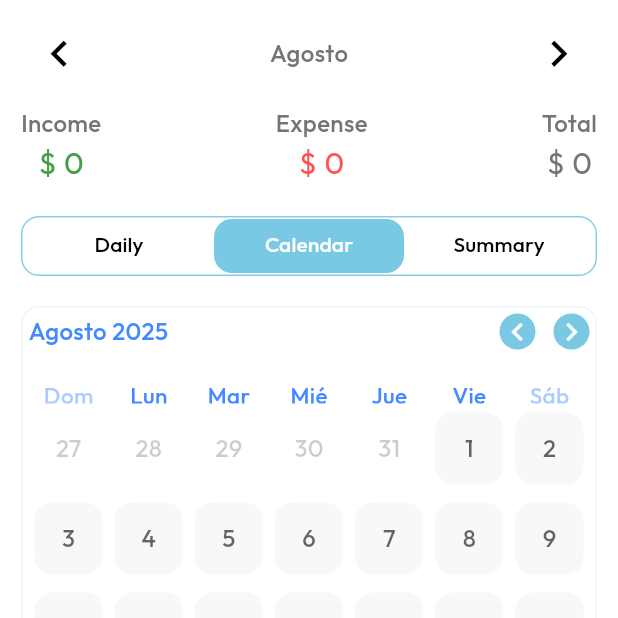
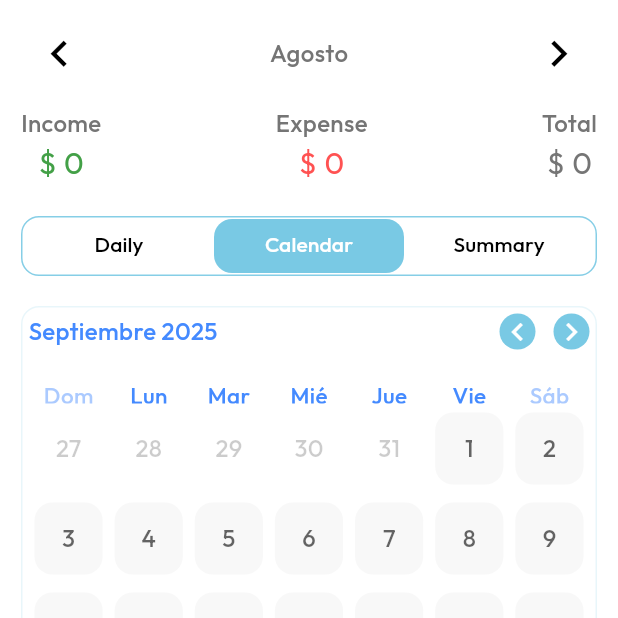
Before and after one commit to DrkDsk/FlutterMoneyManager, a Flutter app: the HomeScreen screen opened directly, after a tap on the "keyboard arrow left" icon, after a tap on the "keyboard arrow right" icon, after a tap on the "keyboard arrow left" icon, on a phone screen of 412 x 824 dp, the top half of it. Run offline on Flutter 3.47's test engine with Material 3 defaults, Android fonts, the phone set to English and light mode, and no system bars; drawn by our look-alikes of table_calendar; our stand-ins replace bloc, dartz, equatable, fl_chart, flutter_bloc, flutter_svg and 4 more; accounts and stored records are empty.

Commit message:
feat: title calendar implemented

```diff
--- a/lib/src/core/shared/widgets/body_calendar.dart
+++ b/lib/src/core/shared/widgets/body_calendar.dart
@@ -60,6 +60,15 @@ class _BodyCalendarState extends State<BodyCalendar> {
     _transactionsBloc.add(FilterTransactionsByDay(selectedDate));
   }
 
+  void onPageChanged(DateTime focusedDay) {
+    final titleCalendar = "${focusedDay.monthName} ${focusedDay.year}";
+    final monthIndex = focusedDay.month;
+    _calendarBloc.add(UpdateTitleCalendar(titleCalendar: titleCalendar));
+    _calendarBloc.add(UpdateFocusedDate(focusedDate: focusedDay));
+    _transactionsBloc.add(UpdateMonth(monthIndex: monthIndex));
+    _transactionsBloc.add(LoadTransactionsByMonth(monthIndex: monthIndex));
+  }
+
   @override
   Widget build(BuildContext context) {
     final theme = Theme.of(context);
@@ -69,7 +78,7 @@ class _BodyCalendarState extends State<BodyCalendar> {
         return Column(
           children: [
             HeaderCalendar(
-                focusedDate: state.focusedDate,
+                titleCalendar: state.titleCalendar,
                 onLeftTap: () => onLeftTap(date: state.focusedDate),
                 onRightTap: () => onRighTap(date: state.focusedDate)),
             const SizedBox(height: 20),
@@ -85,6 +94,7 @@ class _BodyCalendarState extends State<BodyCalendar> {
               onDayLongPressed: (selectedDay, focusedDay) {},
               calendarFormat: CalendarFormat.month,
               onDaySelected: onDaySelected,
+              onPageChanged: onPageChanged,
               daysOfWeekStyle: DaysOfWeekStyle(
                 dowTextFormatter: (date, locale) {
                   return date.dayName.substring(0, 3);
--- a/lib/src/core/shared/widgets/header_calendar.dart
+++ b/lib/src/core/shared/widgets/header_calendar.dart
@@ -1,19 +1,16 @@
 import 'package:flutter/material.dart';
 import 'package:flutter_money_manager/src/core/colors/app_colors.dart';
-import 'package:flutter_money_manager/src/core/extensions/datetime_extension.dart';
 
 class HeaderCalendar extends StatelessWidget {
+  const HeaderCalendar(
+      {super.key,
+      required this.onLeftTap,
+      required this.onRightTap,
+      required this.titleCalendar});
 
-  const HeaderCalendar({
-    super.key,
-    required DateTime focusedDate,
-    required this.onLeftTap,
-    required this.onRightTap,
-  }) : _focusedDate = focusedDate;
-
-  final DateTime _focusedDate;
   final VoidCallback onLeftTap;
   final VoidCallback onRightTap;
+  final String titleCalendar;
 
   @override
   Widget build(BuildContext context) {
@@ -23,8 +20,9 @@ class HeaderCalendar extends StatelessWidget {
       mainAxisAlignment: MainAxisAlignment.spaceBetween,
       children: [
         Text(
-          '${_focusedDate.monthName } ${_focusedDate.year}',
-          style: theme.textTheme.bodyMedium?.copyWith(color: theme.colorScheme.secondary),
+          titleCalendar,
+          style: theme.textTheme.bodyMedium
+              ?.copyWith(color: theme.colorScheme.secondary),
         ),
         Row(
           children: [
@@ -32,10 +30,9 @@ class HeaderCalendar extends StatelessWidget {
               onTap: onLeftTap,
               child: Container(
                 decoration: BoxDecoration(
-                    color: AppColors.turquoise,
-                    shape: BoxShape.circle
-                ),
-                child: const Icon(Icons.keyboard_arrow_left_outlined, color: Colors.white),
+                    color: AppColors.turquoise, shape: BoxShape.circle),
+                child: const Icon(Icons.keyboard_arrow_left_outlined,
+                    color: Colors.white),
               ),
             ),
             const SizedBox(width: 12),
@@ -43,10 +40,9 @@ class HeaderCalendar extends StatelessWidget {
               onTap: onRightTap,
               child: Container(
                 decoration: BoxDecoration(
-                    color: AppColors.turquoise,
-                    shape: BoxShape.circle
-                ),
-                child: const Icon(Icons.keyboard_arrow_right_outlined, color: Colors.white),
+                    color: AppColors.turquoise, shape: BoxShape.circle),
+                child: const Icon(Icons.keyboard_arrow_right_outlined,
+                    color: Colors.white),
               ),
             )
           ],
--- a/lib/src/features/transaction/ui/fetch/blocs/calendar/calendar_bloc.dart
+++ b/lib/src/features/transaction/ui/fetch/blocs/calendar/calendar_bloc.dart
@@ -6,6 +6,7 @@ class CalendarBloc extends Bloc<CalendarEvent, CalendarState> {
   CalendarBloc() : super(CalendarState.initial()) {
     on<UpdateFocusedDate>(updateFocusedDate);
     on<UpdateSelectedDate>(updateSelectedDate);
+    on<UpdateTitleCalendar>(updateTitleCalendar);
   }
 
   Future<void> updateFocusedDate(
@@ -21,4 +22,11 @@ class CalendarBloc extends Bloc<CalendarEvent, CalendarState> {
 
     emit(state.copyWith(selectedDate: date));
   }
+
+  Future<void> updateTitleCalendar(
+      UpdateTitleCalendar event, Emitter<CalendarState> emit) async {
+    final titleCalendar = event.titleCalendar;
+
+    emit(state.copyWith(titleCalendar: titleCalendar));
+  }
 }
--- a/lib/src/features/transaction/ui/fetch/blocs/calendar/calendar_event.dart
+++ b/lib/src/features/transaction/ui/fetch/blocs/calendar/calendar_event.dart
@@ -21,3 +21,12 @@ class UpdateSelectedDate extends CalendarEvent with EquatableMixin {
   @override
   List<Object?> get props => [selectedDate];
 }
+
+class UpdateTitleCalendar extends CalendarEvent with EquatableMixin {
+  final String titleCalendar;
+
+  const UpdateTitleCalendar({required this.titleCalendar});
+
+  @override
+  List<Object?> get props => [titleCalendar];
+}
--- a/lib/src/features/transaction/ui/fetch/blocs/calendar/calendar_state.dart
+++ b/lib/src/features/transaction/ui/fetch/blocs/calendar/calendar_state.dart
@@ -1,31 +1,38 @@
 import 'package:equatable/equatable.dart';
+import 'package:flutter_money_manager/src/core/extensions/datetime_extension.dart';
 
 class CalendarState with EquatableMixin {
   final DateTime focusedDate;
   final DateTime firstDate;
   final DateTime lastDate;
   final DateTime selectedDate;
+  final String titleCalendar;
 
   const CalendarState(
       {required this.focusedDate,
       required this.firstDate,
       required this.lastDate,
+      required this.titleCalendar,
       required this.selectedDate});
 
   @override
-  List<Object> get props => [focusedDate, firstDate, lastDate, selectedDate];
+  List<Object> get props =>
+      [focusedDate, firstDate, lastDate, selectedDate, titleCalendar];
 
   factory CalendarState.initial() {
-    final defaulDate = DateTime.now();
+    final defaultDate = DateTime.now();
 
-    final firstDay = defaulDate.subtract(const Duration(days: 300));
-    final lastDay = defaulDate.add(const Duration(days: 1080));
+    final firstDay = defaultDate.subtract(const Duration(days: 300));
+    final lastDay = defaultDate.add(const Duration(days: 1080));
+
+    final titleDateFormatted = "${defaultDate.monthName} ${defaultDate.year}";
 
     return CalendarState(
-        focusedDate: defaulDate,
+        focusedDate: defaultDate,
         firstDate: firstDay,
         lastDate: lastDay,
-        selectedDate: defaulDate);
+        selectedDate: defaultDate,
+        titleCalendar: titleDateFormatted);
   }
 
   CalendarState copyWith({
@@ -33,12 +40,13 @@ class CalendarState with EquatableMixin {
     DateTime? firstDate,
     DateTime? lastDate,
     DateTime? selectedDate,
+    String? titleCalendar,
   }) {
     return CalendarState(
-      focusedDate: focusedDate ?? this.focusedDate,
-      firstDate: firstDate ?? this.firstDate,
-      lastDate: lastDate ?? this.lastDate,
-      selectedDate: selectedDate ?? this.selectedDate,
-    );
+        focusedDate: focusedDate ?? this.focusedDate,
+        firstDate: firstDate ?? this.firstDate,
+        lastDate: lastDate ?? this.lastDate,
+        selectedDate: selectedDate ?? this.selectedDate,
+        titleCalendar: titleCalendar ?? this.titleCalendar);
   }
 }
--- a/lib/src/features/transaction/ui/fetch/pages/home_page.dart
+++ b/lib/src/features/transaction/ui/fetch/pages/home_page.dart
@@ -1,5 +1,6 @@
 import 'package:flutter/material.dart';
 import 'package:flutter_bloc/flutter_bloc.dart';
+import 'package:flutter_money_manager/src/core/extensions/datetime_extension.dart';
 import 'package:flutter_money_manager/src/features/home/ui/widgets/add_transaction_button.dart';
 import 'package:flutter_money_manager/src/features/home/ui/widgets/calendar_page.dart';
 import 'package:flutter_money_manager/src/features/transaction/ui/fetch/blocs/calendar/calendar_bloc.dart';
@@ -51,6 +52,8 @@ class _HomePageState extends State<HomePage> with TickerProviderStateMixin {
     final date = _calendarBloc.state.focusedDate;
     final focusedDate = date.subtract(const Duration(days: 30));
     _calendarBloc.add(UpdateFocusedDate(focusedDate: focusedDate));
+    final titleCalendar = "${focusedDate.monthName} ${focusedDate.year}";
+    _calendarBloc.add(UpdateTitleCalendar(titleCalendar: titleCalendar));
 
     _transactionsBloc.add(UpdateMonth(monthIndex: index));
     _pageController.jumpToPage(index);
@@ -64,6 +67,8 @@ class _HomePageState extends State<HomePage> with TickerProviderStateMixin {
     final date = _calendarBloc.state.focusedDate;
     final focusedDate = date.add(const Duration(days: 30));
     _calendarBloc.add(UpdateFocusedDate(focusedDate: focusedDate));
+    final titleCalendar = "${focusedDate.monthName} ${focusedDate.year}";
+    _calendarBloc.add(UpdateTitleCalendar(titleCalendar: titleCalendar));
 
     _transactionsBloc.add(UpdateMonth(monthIndex: index));
     _pageController.jumpToPage(index);
```
